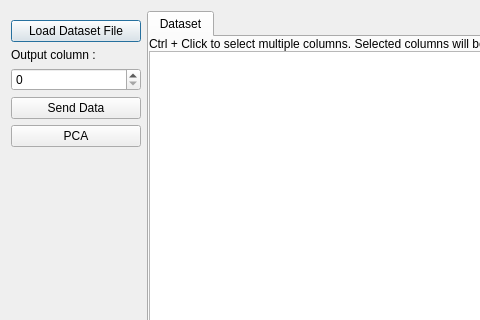
First picture: the form in _IOPlugins/CSVImport/CSVImport.ui, repository b4silio/MLDemos, before the edit; both pictures show x 0 to 480 and y 0 to 320 of the 757 by 588 pixel window.
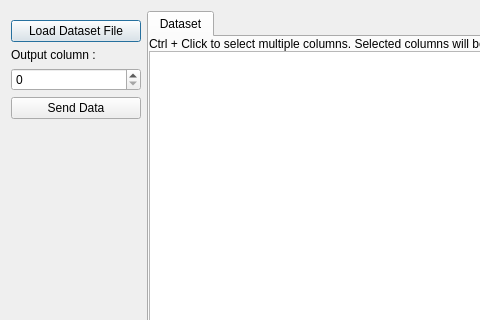
Second picture: the form after the edit.

Commit message: v0.4.0: - Added the Projection tab in the Algorithms dialog, it allows to perform different types of projections. The data is taken from the canvas and reprojected into it. However, a copy of the source data is kept as reference. All subsequent projections are performed on this reference data. Hitting the Reproject button replaces the source data with the current projection and reprojects it (this allows to concatenate multiple methods). - The current projections available are PCA and ICA (will add LDA and KPCA soon) - Added Bubble Graphs to the visualization options

```diff
--- a/_IOPlugins/CSVImport/CSVImport.ui
+++ b/_IOPlugins/CSVImport/CSVImport.ui
@@ -91,13 +91,6 @@
          <property name="margin">
           <number>0</number>
          </property>
-         <item row="0" column="0">
-          <widget class="QPushButton" name="pcaButton">
-           <property name="text">
-            <string>PCA</string>
-           </property>
-          </widget>
-         </item>
         </layout>
        </widget>
       </item>
```
The commit also changes 57 other files.
